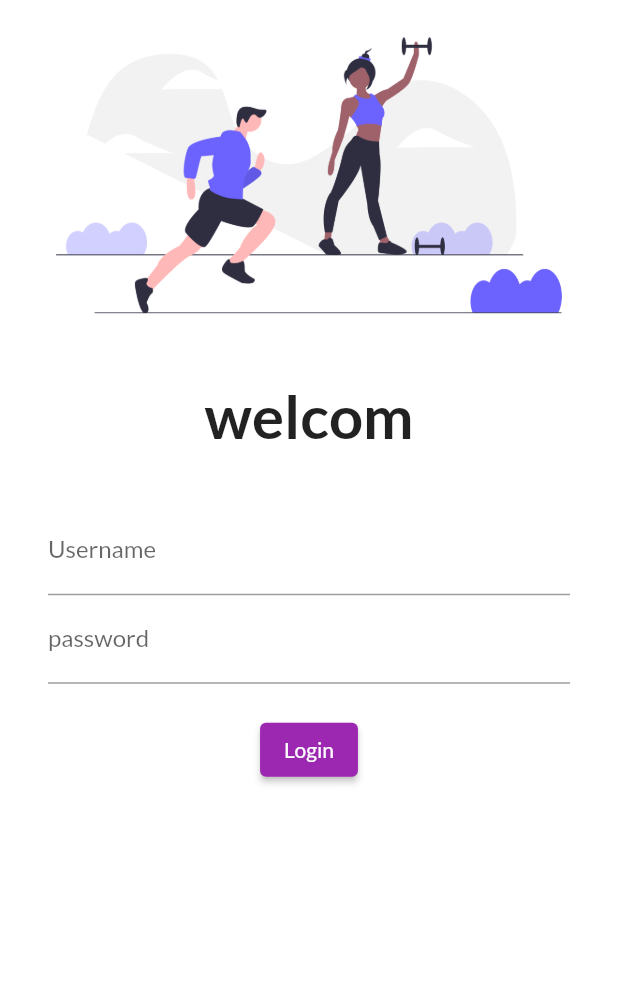
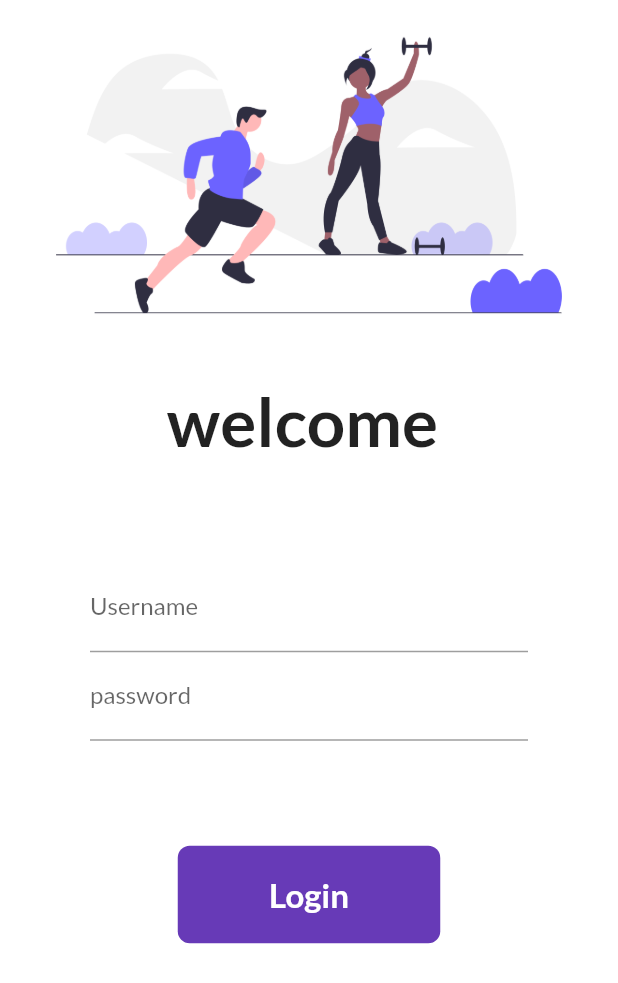
Before and after one commit to Harshad30/fitness, a Flutter app: the screen it shows after launch, on a phone screen of 412 x 824 dp. Shown: the top 983 px of the screen. Run offline on Flutter 3.47's test engine with Material 2 defaults, Android fonts, the phone set to English and light mode, and no system bars; our stand-ins replace google_fonts.

Commit message:
day 6 completed

```diff
--- a/lib/main.dart
+++ b/lib/main.dart
@@ -1,6 +1,8 @@
 import 'package:exercise_01/pages/login_Page.dart';
+import 'package:exercise_01/utils/routes.dart';
 import 'package:flutter/material.dart';
 import 'package:google_fonts/google_fonts.dart';
+//import 'package:exercise_01/utils/routes.dart';
 
 import 'pages/home_page.dart';
 
@@ -15,12 +17,12 @@
       themeMode: ThemeMode.light,
       theme: ThemeData(
         primarySwatch: Colors.purple,
-         fontFamily: GoogleFonts.lato().fontFamily,
-        //primaryTextTheme: GoogleFonts.latoTextTheme(),
+        fontFamily: GoogleFonts.lato().fontFamily,
       ), //Themedata
       routes: {
         "/": (context) => LoginPage(),
-        "/Login": (context) => HomePage(),
+        MyRoutes.homeRoute: (context) => LoginPage(),
+        MyRoutes.loginRoute: (context) => HomePage(),
       },
     );
   }
--- a/lib/pages/login_Page.dart
+++ b/lib/pages/login_Page.dart
@@ -1,12 +1,22 @@
+import 'package:exercise_01/pages/home_page.dart';
+import 'package:exercise_01/utils/routes.dart';
 import 'package:flutter/material.dart';
 
-class LoginPage extends StatelessWidget {
+class LoginPage extends StatefulWidget {
   const LoginPage({Key? key}) : super(key: key);
+
+  @override
+  _LoginPageState createState() => _LoginPageState();
+}
+
+class _LoginPageState extends State<LoginPage> {
+  String name = "";
 
   @override
   Widget build(BuildContext context) {
     return Material(
         color: Colors.white,
+        child: SingleChildScrollView(
           child: Column(
             children: [
               new Image.asset(
@@ -16,17 +26,17 @@
               SizedBox(
                 height: 20.0,
               ),
-            Text("welcom",
+              Text("welcome $name",
                   style: TextStyle(
-                  fontSize: 40,
+                    fontSize: 45,
                     fontWeight: FontWeight.bold,
                   )),
               SizedBox(
                 height: 20.0,
               ),
               Padding(
-              padding:
-                  const EdgeInsets.symmetric(vertical: 16.0, horizontal: 32.0),
+                padding: const EdgeInsets.symmetric(
+                    vertical: 48.0, horizontal: 60.0),
                 child: Column(
                   children: [
                     TextFormField(
@@ -34,6 +44,10 @@
                         hintText: "Enter Username",
                         labelText: "Username",
                       ),
+                      onChanged: (value) {
+                        name = value;
+                        setState(() {});
+                      },
                     ),
                     TextFormField(
                       obscureText: true,
@@ -43,18 +57,46 @@
                       ),
                     ),
                     SizedBox(
-                    height: 20.0,
+                      height: 70.0,
                     ),
-                  ElevatedButton(
-                      child: Text("Login"),
-                      style: TextButton.styleFrom(),
-                      onPressed: () {
-                        print("welcom to fitness club");
-                      })
+
+                    InkWell(
+                      onTap: () {
+                        onTap:
+                        Navigator.push(
+                            context,
+                            new MaterialPageRoute(
+                                builder: (context) => new HomePage()));
+                      },
+                      child: Container(
+                        width: 175,
+                        height: 65,
+                        //color: Colors.deepPurple,
+                        alignment: Alignment.center,
+                        child: Text("Login",
+                            style: TextStyle(
+                                color: Colors.white,
+                                fontWeight: FontWeight.bold,
+                                fontSize: 22)),
+                        decoration: BoxDecoration(
+                            color: Colors.deepPurple,
+                            borderRadius: BorderRadius.circular(8)),
+                      ),
+                    )
+                    //ElevatedButton(
+                    //    child: Text("Login"),
+                    //    style: TextButton.styleFrom(minimumSize: Size(100, 40)),
+                    //    onPressed: () {
+                    //      Navigator.push(
+                    //          context,
+                    //          new MaterialPageRoute(
+                    //              builder: (context) => new HomePage()));
+                    //    })
                   ],
                 ),
               )
             ],
+          ),
         ));
   }
 }
--- /dev/null
+++ b/lib/utils/routes.dart
@@ -0,0 +1,4 @@
+class MyRoutes {
+  static String loginRoute = "/login";
+ static String homeRoute = "/home";
+}
```
Also changed, not shown: 1 other file. Lines whose indentation alone changed are shown as unchanged.
